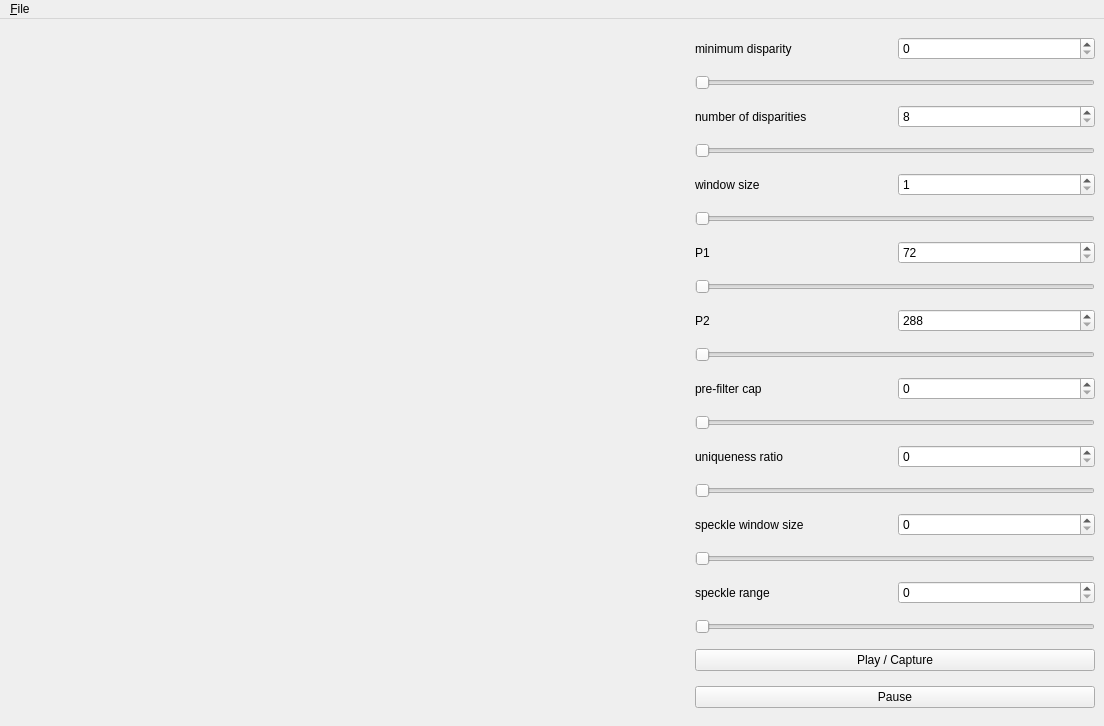
Old version of the form applications/stereo_workbench/qt/main_window.ui in the repository Algomorph/reco.
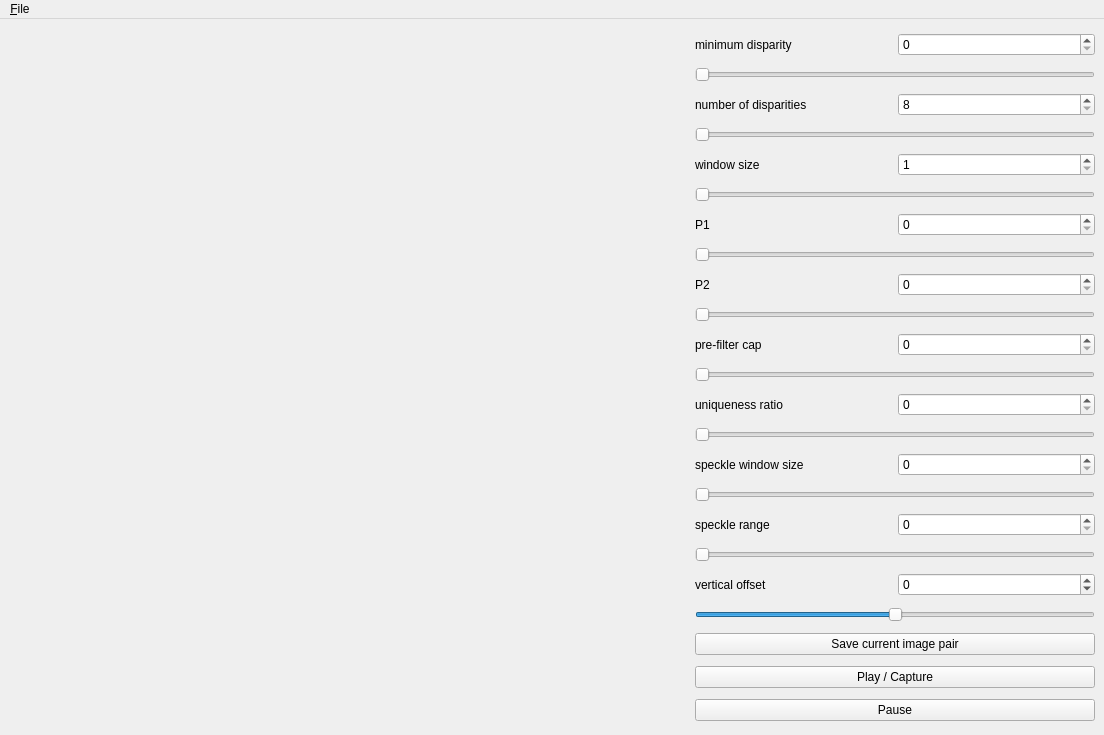
New version of the form. Icons and pictures are not drawn. Custom widgets are drawn as their Qt base class.

Patch:
```diff
--- a/applications/stereo_workbench/qt/main_window.ui
+++ b/applications/stereo_workbench/qt/main_window.ui
@@ -7,7 +7,7 @@
     <x>0</x>
     <y>0</y>
     <width>1104</width>
-    <height>726</height>
+    <height>735</height>
    </rect>
   </property>
   <property name="sizePolicy">
@@ -198,10 +198,10 @@
         <item>
          <widget class="QSpinBox" name="p1_spin_box">
           <property name="minimum">
-           <number>72</number>
+           <number>0</number>
           </property>
           <property name="maximum">
-           <number>3267</number>
+           <number>2904</number>
           </property>
           <property name="singleStep">
            <number>12</number>
@@ -219,10 +219,10 @@
          </sizepolicy>
         </property>
         <property name="minimum">
-         <number>72</number>
+         <number>0</number>
         </property>
         <property name="maximum">
-         <number>3267</number>
+         <number>2904</number>
         </property>
         <property name="singleStep">
          <number>24</number>
@@ -250,10 +250,10 @@
         <item>
          <widget class="QSpinBox" name="p2_spin_box">
           <property name="minimum">
-           <number>288</number>
+           <number>0</number>
           </property>
           <property name="maximum">
-           <number>13068</number>
+           <number>11616</number>
           </property>
           <property name="singleStep">
            <number>12</number>
@@ -271,10 +271,10 @@
          </sizepolicy>
         </property>
         <property name="minimum">
-         <number>288</number>
+         <number>0</number>
         </property>
         <property name="maximum">
-         <number>13068</number>
+         <number>11616</number>
         </property>
         <property name="singleStep">
          <number>24</number>
@@ -447,6 +447,60 @@
         </property>
        </widget>
       </item>
+      <item>
+       <layout class="QHBoxLayout" name="horizontalLayout_11">
+        <item>
+         <widget class="QLabel" name="v_offset_label">
+          <property name="text">
+           <string>vertical offset</string>
+          </property>
+         </widget>
+        </item>
+        <item>
+         <widget class="QSpinBox" name="v_offset_spin_box">
+          <property name="minimum">
+           <number>-128</number>
+          </property>
+          <property name="maximum">
+           <number>128</number>
+          </property>
+         </widget>
+        </item>
+       </layout>
+      </item>
+      <item>
+       <widget class="QSlider" name="v_offset_slider">
+        <property name="sizePolicy">
+         <sizepolicy hsizetype="Minimum" vsizetype="Fixed">
+          <horstretch>0</horstretch>
+          <verstretch>0</verstretch>
+         </sizepolicy>
+        </property>
+        <property name="minimum">
+         <number>-128</number>
+        </property>
+        <property name="maximum">
+         <number>128</number>
+        </property>
+        <property name="tracking">
+         <bool>false</bool>
+        </property>
+        <property name="orientation">
+         <enum>Qt::Horizontal</enum>
+        </property>
+       </widget>
+      </item>
+      <item>
+       <layout class="QHBoxLayout" name="horizontalLayout_12">
+        <item>
+         <widget class="QPushButton" name="save_current_button">
+          <property name="text">
+           <string>Save current image pair</string>
+          </property>
+         </widget>
+        </item>
+       </layout>
+      </item>
       <item>
        <widget class="QPushButton" name="capture_button">
         <property name="toolTip">
```
